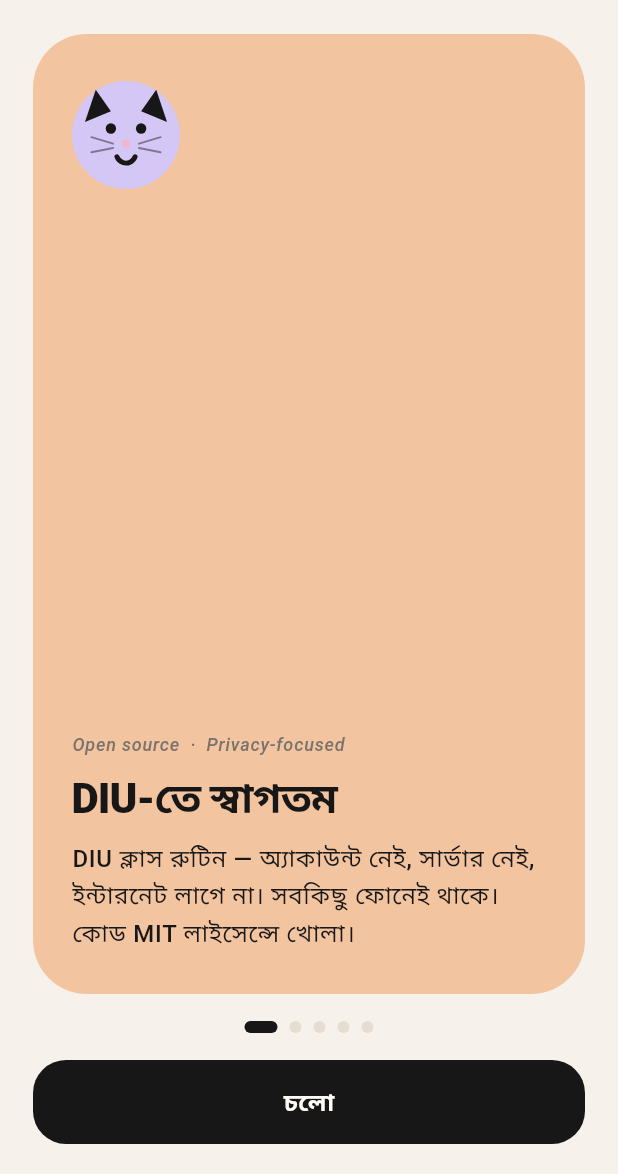
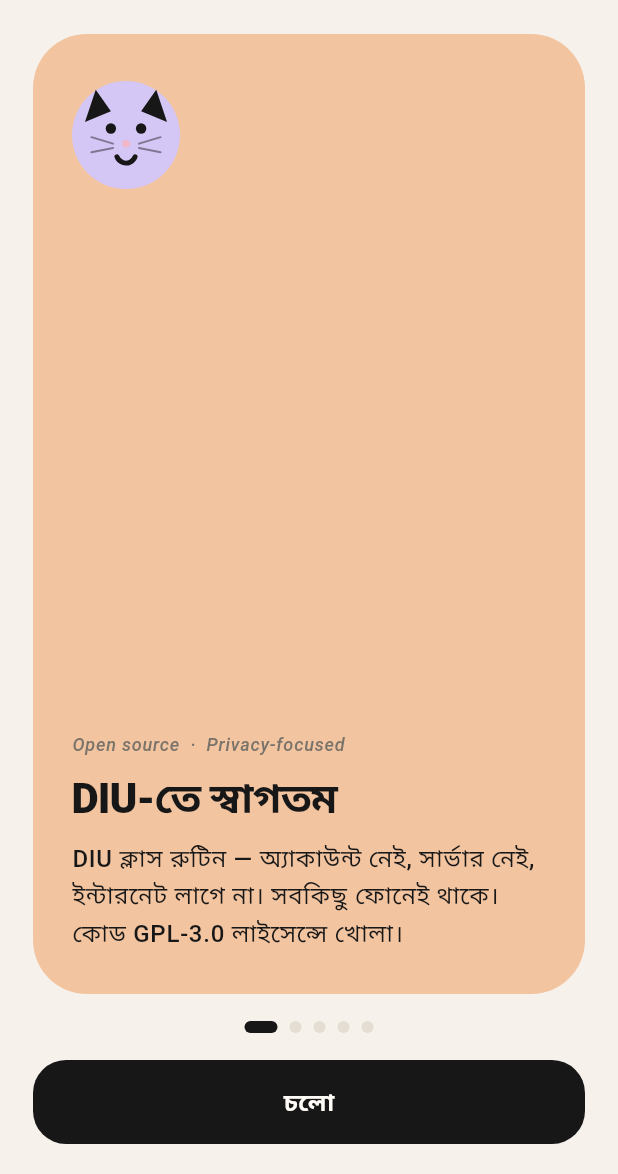
Before and after one commit to AbabilX/Routine-Scrapper-Open, a Flutter app: the screen it shows after launch, on a phone screen of 412 x 824 dp, the part 62-1236 px from its top. Run offline on Flutter 3.47's test engine with Material 3 defaults, Android fonts, the phone set to English and light mode, and no system bars; our stand-ins replace flutter_local_notifications, flutter_timezone, pdf, rxdart, share_plus, shared_preferences and 1 more; missing offline and left inert: pdfrx.

Commit message:
chore: update license from MIT to GPL-3.0 in LICENSE, README.md, PROJECT.md, onboarding_pages.dart, and onboarding_content_test.dart

```diff
--- a/lib/ui/onboarding/onboarding_pages.dart
+++ b/lib/ui/onboarding/onboarding_pages.dart
@@ -9,7 +9,7 @@
     title: 'DIU-তে স্বাগতম',
     body:
         'DIU ক্লাস রুটিন — অ্যাকাউন্ট নেই, সার্ভার নেই, ইন্টারনেট লাগে না। '
-        'সবকিছু ফোনেই থাকে। কোড MIT লাইসেন্সে খোলা।',
+        'সবকিছু ফোনেই থাকে। কোড GPL-3.0 লাইসেন্সে খোলা।',
     tint: peach,
     showFace: true,
   ),
```
Also changed, not shown: 4 other files.
